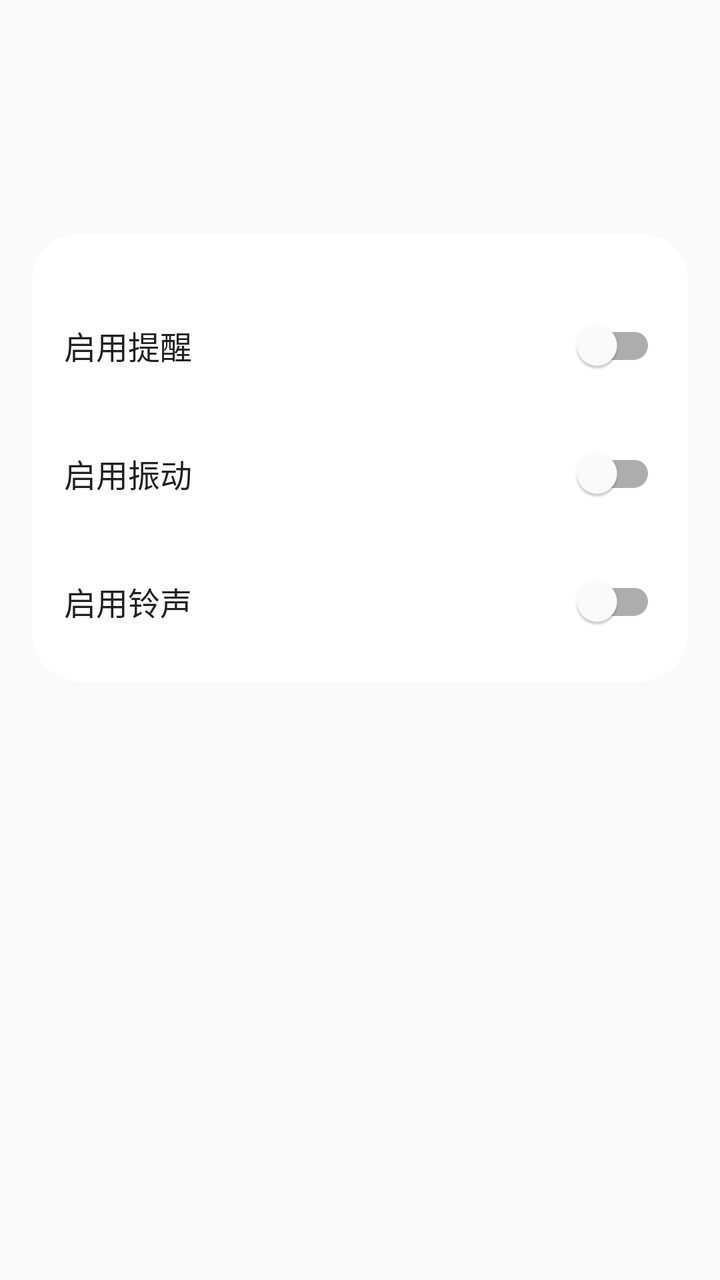
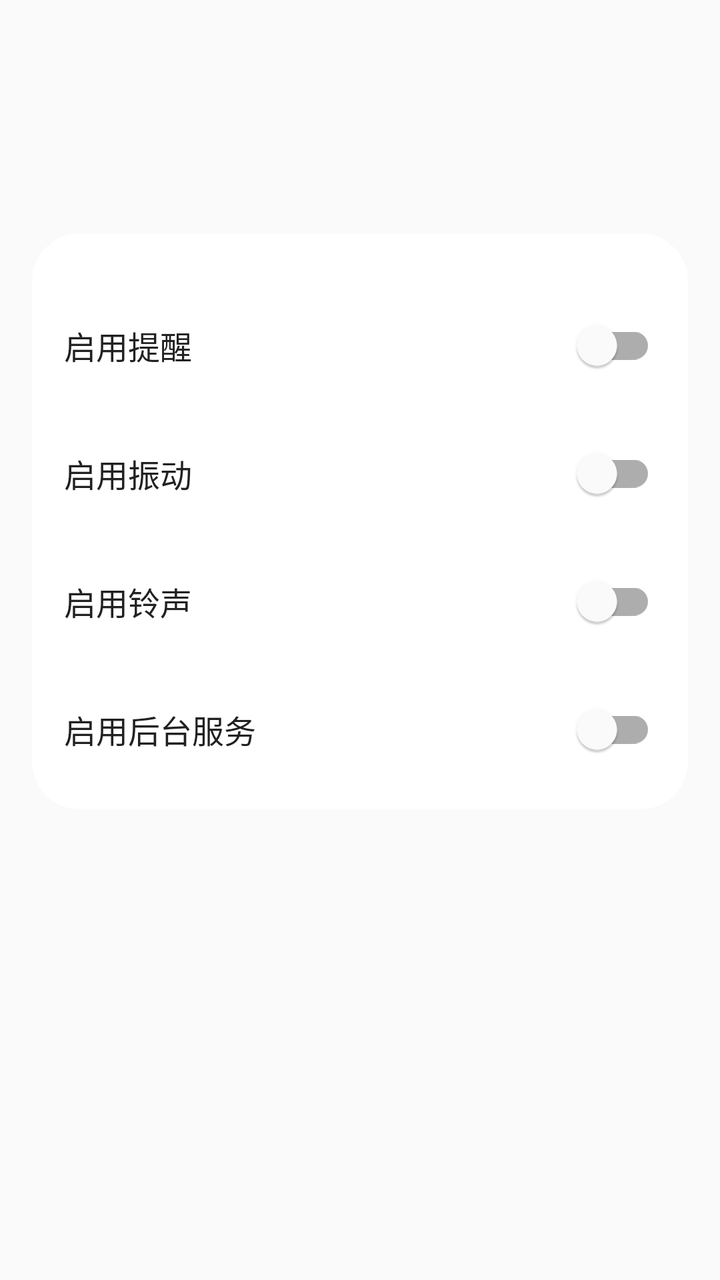

Two renders of the same Android screen: before a commit and after it. Below are the layout's source before the change and the commit's diff.
<!-- AndroidManifest.xml: application theme AppTheme -->
<!-- res/layout/fragment_settings.xml -->
<?xml version="1.0" encoding="utf-8"?>
<LinearLayout
    xmlns:android="http://schemas.android.com/apk/res/android"
    xmlns:app="http://schemas.android.com/apk/res/auto"
    xmlns:tools="http://schemas.android.com/tools"
    android:layout_width="match_parent"
    android:layout_height="match_parent"
    android:orientation="vertical"
    android:background="#FAFAFA"
    tools:ignore="ResAuto">


    <LinearLayout
        android:layout_width="match_parent"
        android:layout_height="wrap_content"
        android:orientation="vertical"
        android:background="@drawable/rounded_background_white"
        android:layout_marginTop="20mm"
        android:layout_marginLeft="16dp"
        android:layout_marginRight="16dp"
        android:layout_marginBottom="16dp"
        android:padding="16dp">

        <LinearLayout
            android:layout_width="match_parent"
            android:layout_height="wrap_content"
            android:orientation="horizontal"
            android:layout_marginTop="16dp"
            android:gravity="center_vertical">

            <TextView
                android:layout_width="0dp"
                android:layout_height="wrap_content"
                android:layout_weight="1"
                android:text="启用提醒"
                android:textColor="#212121"
                android:textSize="16sp" />

            <com.google.android.material.switchmaterial.SwitchMaterial
                android:id="@+id/editAlarmEnabled"
                android:layout_width="wrap_content"
                android:layout_height="wrap_content"
                android:thumbTint="#757575"
                android:trackTint="#BDBDBD" />

        </LinearLayout>

        <LinearLayout
            android:layout_width="match_parent"
            android:layout_height="wrap_content"
            android:orientation="horizontal"
            android:layout_marginTop="16dp"
            android:gravity="center_vertical">

            <TextView
                android:layout_width="0dp"
                android:layout_height="wrap_content"
                android:layout_weight="1"
                android:text="启用振动"
                android:textColor="#212121"
                android:textSize="16sp" />

            <com.google.android.material.switchmaterial.SwitchMaterial
                android:id="@+id/editVibrationEnabled"
                android:layout_width="wrap_content"
                android:layout_height="wrap_content"
                android:thumbTint="#757575"
                android:trackTint="#BDBDBD" />

        </LinearLayout>

        <LinearLayout
            android:layout_width="match_parent"
            android:layout_height="wrap_content"
            android:orientation="horizontal"
            android:layout_marginTop="16dp"
            android:gravity="center_vertical">

            <TextView
                android:layout_width="0dp"
                android:layout_height="wrap_content"
                android:layout_weight="1"
                android:text="启用铃声"
                android:textColor="#212121"
                android:textSize="16sp" />

            <com.google.android.material.switchmaterial.SwitchMaterial
                android:id="@+id/editSoundEnabled"
                android:layout_width="wrap_content"
                android:layout_height="wrap_content"
                android:thumbTint="#757575"
                android:trackTint="#BDBDBD" />

        </LinearLayout>

    </LinearLayout>


</LinearLayout>
<!-- resources referenced by this layout -->
<resources>
  <!-- drawable rounded_background_white (drawable) -->
  <?xml version="1.0" encoding="utf-8"?>
  <shape xmlns:android="http://schemas.android.com/apk/res/android"
      android:shape="rectangle">
      <solid android:color="#FFFFFF"/>
      <corners android:radius="24dp"/>
  </shape>
  <style name="AppTheme" parent="Theme.MaterialComponents.Light.NoActionBar">
          <item name="colorPrimary">@color/primary</item>
          <item name="colorPrimaryDark">@color/primary_dark</item>
          <item name="colorAccent">@color/primary</item>
          <item name="android:windowBackground">@color/background</item>
      </style>
  <color name="primary">#757575</color>
  <color name="primary_dark">#424242</color>
  <color name="background">#FAFAFA</color>
</resources>

<!-- the commit's change to res/layout/fragment_settings.xml (unified diff, before → after) -->
@@ -92,6 +92,31 @@
                 android:trackTint="#BDBDBD" />
 
         </LinearLayout>
+        
+        
+        <LinearLayout
+            android:layout_width="match_parent"
+            android:layout_height="wrap_content"
+            android:orientation="horizontal"
+            android:layout_marginTop="16dp"
+            android:gravity="center_vertical">
+
+            <TextView
+                android:layout_width="0dp"
+                android:layout_height="wrap_content"
+                android:layout_weight="1"
+                android:text="启用后台服务"
+                android:textColor="#212121"
+                android:textSize="16sp" />
+
+            <com.google.android.material.switchmaterial.SwitchMaterial
+                android:id="@+id/editBackgroundServiceEnabled"
+                android:layout_width="wrap_content"
+                android:layout_height="wrap_content"
+                android:thumbTint="#757575"
+                android:trackTint="#BDBDBD" />
+
+        </LinearLayout>
 
     </LinearLayout>
 
